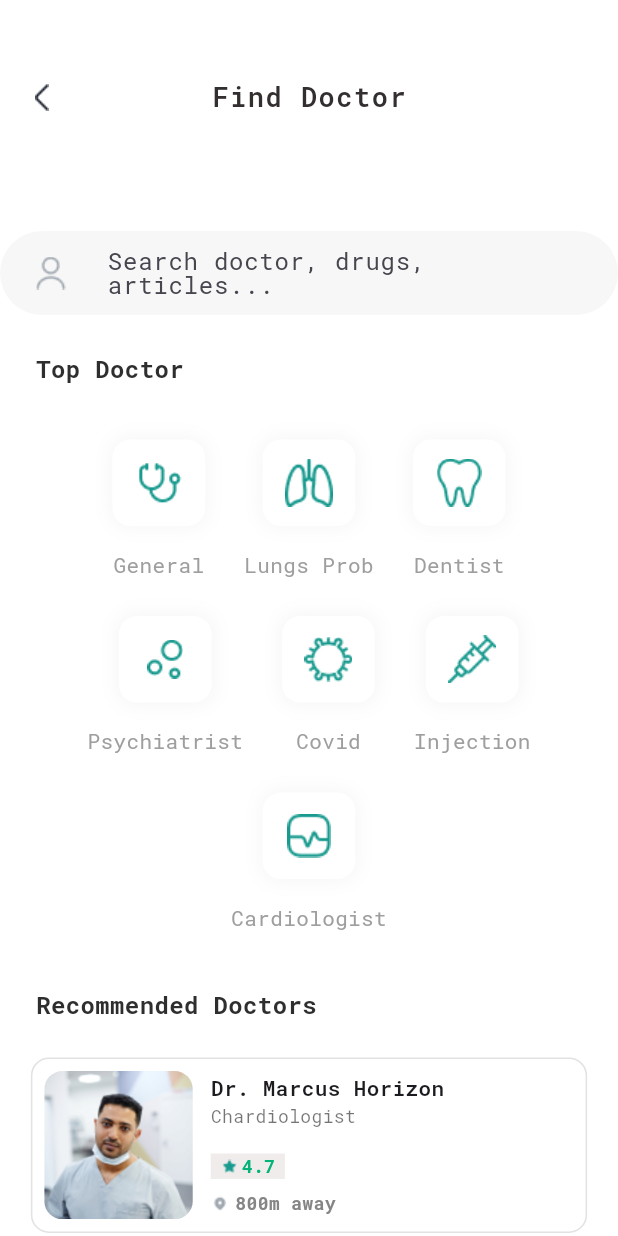
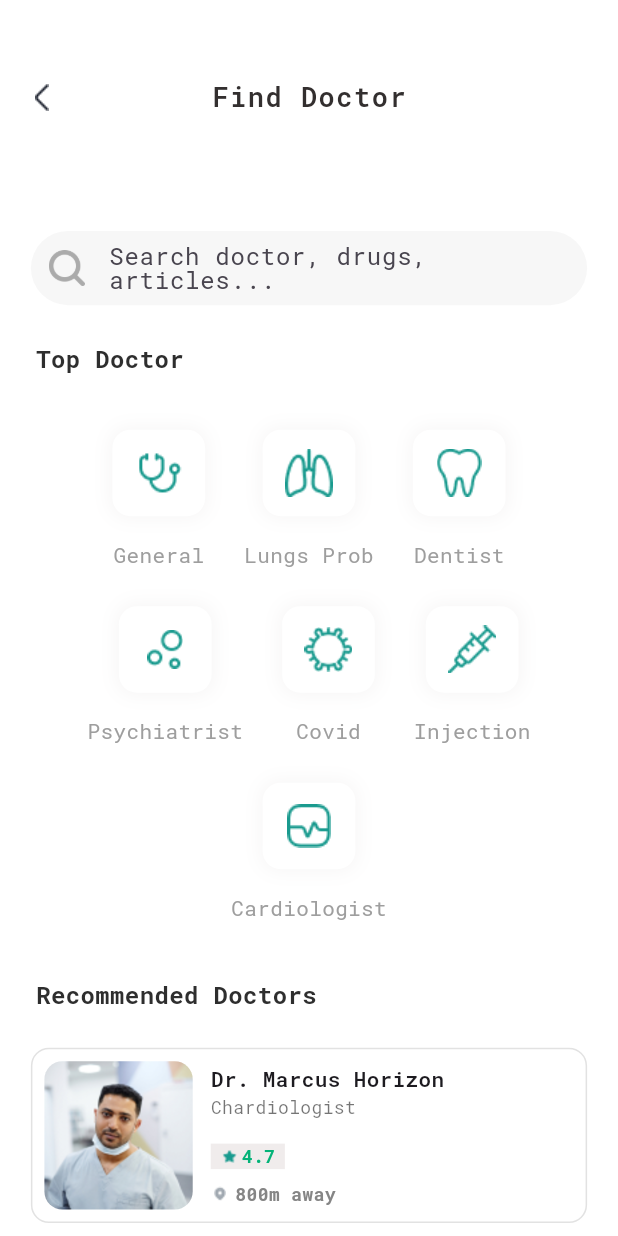
Before and after one commit to ratchaphong/hell_doctor, a Flutter app: the FindDoctorScreen screen opened directly, on a phone screen of 412 x 824 dp. Run offline on Flutter 3.47's test engine with Material 3 defaults, Android fonts, the light colour scheme and no system bars; our stand-ins replace dio, get, google_fonts, motion_tab_bar_v2, retrofit, shared_preferences and 1 more; accounts and stored records are empty; generated files the repository leaves out were written again.

Commit message:
add widget

```diff
--- a/lib/utilities/theme.dart
+++ b/lib/utilities/theme.dart
@@ -17,6 +17,7 @@ class ColorResources {
   static const Color black3 = Color.fromARGB(255, 37, 37, 37);
   static const Color black4 = Colors.black54;
   static const Color black5 = Color.fromARGB(255, 46, 46, 46);
+  static const Color black6 = Color.fromARGB(255, 51, 47, 47);
   static const Color grey1 = Colors.grey;
   static const Color grey2 = Color.fromARGB(255, 133, 133, 133);
   static const Color grey3 = Color.fromARGB(135, 238, 236, 236);
--- a/lib/views/find_doctor/find_doctor_screen.dart
+++ b/lib/views/find_doctor/find_doctor_screen.dart
@@ -33,7 +33,7 @@ class FindDoctorScreen extends StatelessWidget {
         title: Text(
           "Find Doctor",
           style: GoogleFonts.robotoMono(
-            color: const Color.fromARGB(255, 51, 47, 47),
+            color: ColorResources.black6,
             fontSize: FontSizes.sizeLg,
             fontWeight: FontWeight.w600,
             letterSpacing: 1,
@@ -50,10 +50,17 @@ class FindDoctorScreen extends StatelessWidget {
             const SizedBox(
               height: 24,
             ),
-            CustomTextField(
-              controller: searchController,
-              hintText: 'Search doctor, drugs, articles...',
-              iconPath: Assets.icons.person.path,
+            Form(
+              key: _formKey,
+              child: SizedBox(
+                height: MediaQuery.of(context).size.height * 0.06,
+                width: MediaQuery.of(context).size.width * 0.9,
+                child: CustomTextField(
+                  controller: searchController,
+                  hintText: 'Search doctor, drugs, articles...',
+                  iconPath: Assets.icons.search.path,
+                ),
+              ),
             ),
             // Center(
             //   child: Container(
@@ -75,13 +82,16 @@ class FindDoctorScreen extends StatelessWidget {
             //             horizontal: 10,
             //           ),
             //           child: SizedBox(
-            //             height: MediaQuery.of(context).size.height * 0.01,
-            //             width: MediaQuery.of(context).size.width * 0.01,
-            //             child: Image.asset(
-            //               "lib/icons/search.png",
-            //               filterQuality: FilterQuality.high,
-            //             ),
-            //           ),
+            //               height: MediaQuery.of(context).size.height * 0.01,
+            //               width: MediaQuery.of(context).size.width * 0.01,
+            //               // child: Image.asset(
+            //               //   "lib/icons/search.png",
+            //               //   filterQuality: FilterQuality.high,
+            //               // ),
+            //               child: Image.asset(
+            //                 Assets.icons.search.path,
+            //                 filterQuality: FilterQuality.high,
+            //               )),
             //         ),
             //         prefixIconColor: const Color.fromARGB(255, 3, 190, 150),
             //         label: const Text("Search doctor, drugs, articles..."),
--- a/lib/widgets/custom_text_field.dart
+++ b/lib/widgets/custom_text_field.dart
@@ -36,7 +36,11 @@ class CustomTextField extends StatelessWidget {
         filled: true,
         prefixIcon: Padding(
           padding: const EdgeInsets.symmetric(horizontal: 12),
-          child: Image.asset(iconPath),
+          child: Image.asset(
+            iconPath,
+            width: 24,
+            height: 24,
+          ),
         ),
         prefixIconColor: ColorResources.lightGreen1,
         label: Text(
```
